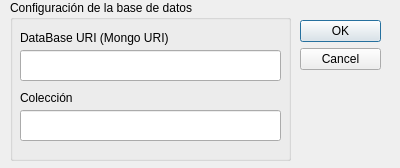
Above: view/adjustwindow.ui from BennyFranco/WeatherDataProcessing before the change. Below: the same form after it.
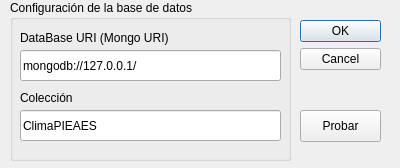
That is the form after the change.

Diff of the .ui file:
```diff
--- a/view/adjustwindow.ui
+++ b/view/adjustwindow.ui
@@ -50,6 +50,12 @@
       <height>31</height>
      </rect>
     </property>
+    <property name="text">
+     <string>mongodb://127.0.0.1/</string>
+    </property>
+    <property name="placeholderText">
+     <string>mongodb://127.0.0.1/</string>
+    </property>
    </widget>
    <widget class="QLabel" name="dataBaseLabel">
     <property name="geometry">
@@ -86,8 +92,27 @@
       <height>31</height>
      </rect>
     </property>
+    <property name="text">
+     <string>ClimaPIEAES</string>
+    </property>
+    <property name="placeholderText">
+     <string>Collection Name</string>
+    </property>
    </widget>
   </widget>
+  <widget class="QPushButton" name="textButton">
+   <property name="geometry">
+    <rect>
+     <x>300</x>
+     <y>110</y>
+     <width>81</width>
+     <height>32</height>
+    </rect>
+   </property>
+   <property name="text">
+    <string>Probar</string>
+   </property>
+  </widget>
  </widget>
  <resources/>
  <connections>
```
Left out of the diff: 8 changed lines with no effect on the pictures.
